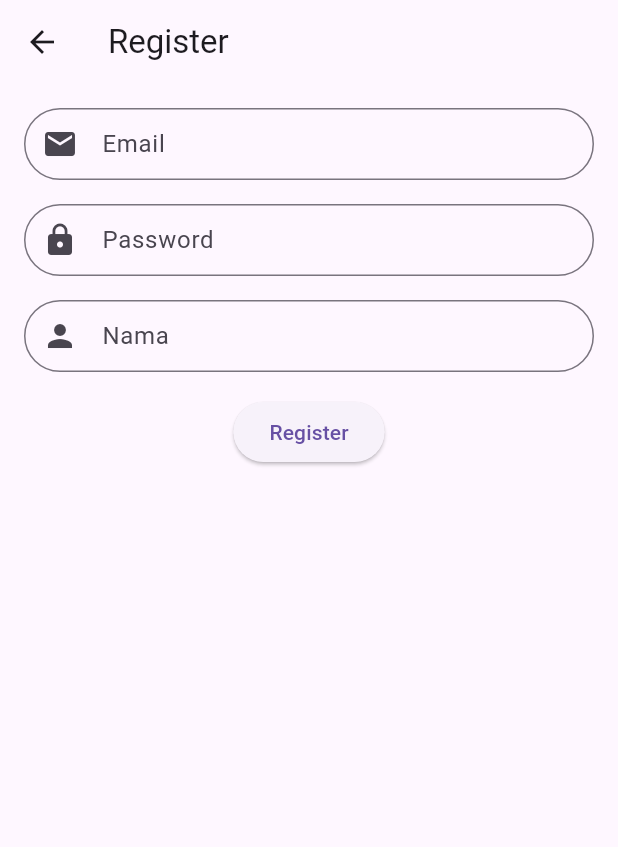
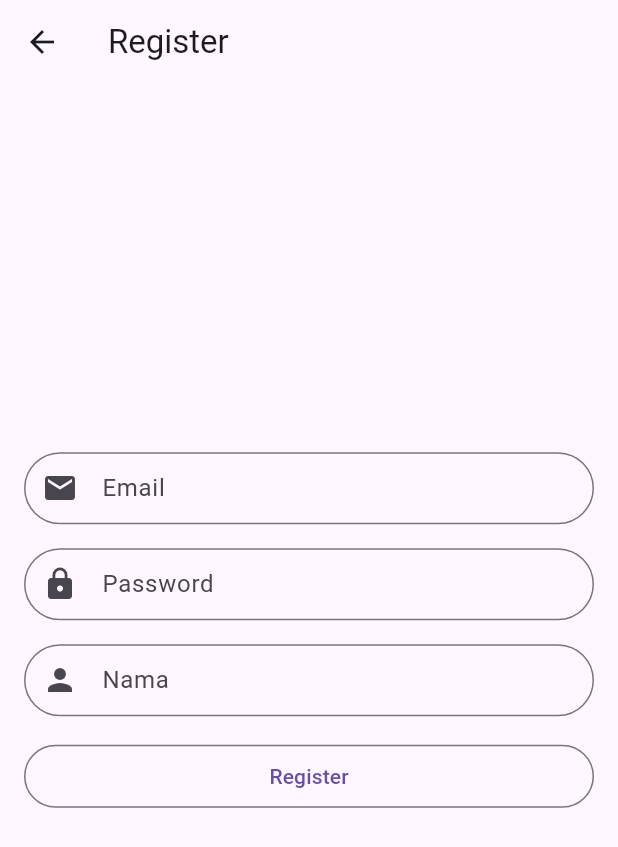
Before and after one commit to Testboiz/tako_food, a Flutter app: the RegisterPage screen opened by its route, on a phone screen of 412 x 824 dp. Shown: the top 847 px of the screen. Run offline on Flutter 3.47's test engine with Material 3 defaults, Android fonts, the light colour scheme and no system bars; our stand-ins replace carousel_slider, cloud_firestore, firebase_auth, firebase_core, flutter_rating_stars, qr_flutter; accounts and stored records are empty.

Commit message:
centered register

```diff
--- a/lib/pages/register.dart
+++ b/lib/pages/register.dart
@@ -42,9 +42,8 @@ class _RegisterPageState extends State<RegisterPage> {
       appBar: AppBar(title: const Text('Register')),
       body: Padding(
         padding: const EdgeInsets.all(16.0),
-        child: SingleChildScrollView(
         child: Column(
-            crossAxisAlignment: CrossAxisAlignment.center,
+          mainAxisAlignment: MainAxisAlignment.center,
           children: [
             TextField(
               controller: _emailController,
@@ -86,7 +85,9 @@ class _RegisterPageState extends State<RegisterPage> {
               ),
             ),
             const SizedBox(height: 16),
-              ElevatedButton(
+            SizedBox(
+              width: double.infinity,
+              child: OutlinedButton(
                 onPressed: () async {
                   try {
                     await _register();
@@ -105,12 +106,14 @@ class _RegisterPageState extends State<RegisterPage> {
                   }
                   Navigator.pushReplacementNamed(context, '/');
                 },
-                style: ElevatedButton.styleFrom(
-                  shape: RoundedRectangleBorder(
-                    borderRadius: BorderRadius.circular(30.0),
-                  ),
+                style: ButtonStyle(
+                  fixedSize: WidgetStateProperty.all(const Size(240, 42)),
+                  padding: WidgetStateProperty.all(
+                      const EdgeInsets.fromLTRB(0, 0, 0, 0)),
+                  elevation: WidgetStateProperty.all(2),
                 ),
                 child: const Text('Register'),
+              ),
             ),
             const SizedBox(height: 16),
             const Text(
@@ -120,7 +123,6 @@ class _RegisterPageState extends State<RegisterPage> {
           ],
         ),
       ),
-      ),
     );
   }
 }
```
Lines whose indentation alone changed are shown as unchanged.
